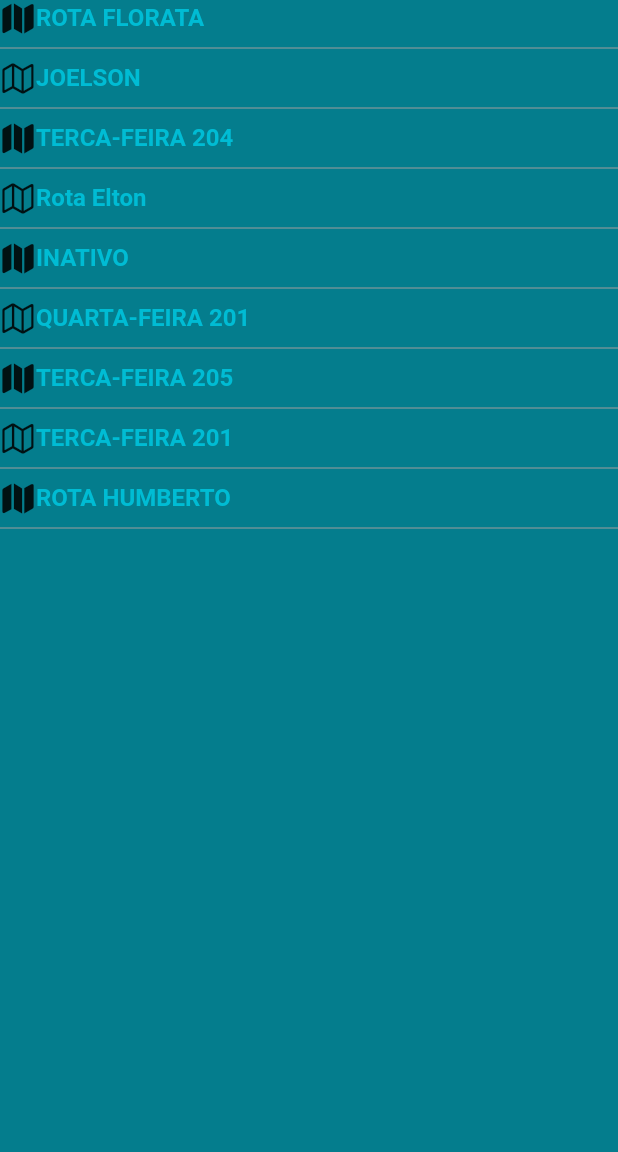
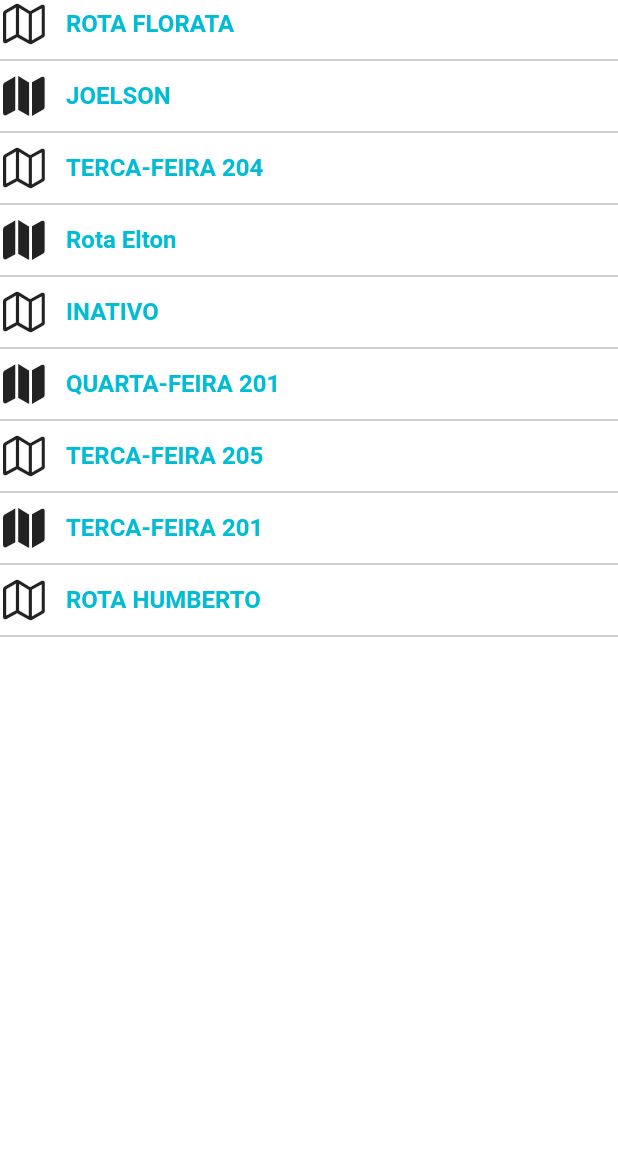
Before and after one commit to boginni/YK-Vendas-Prototype2, a Flutter app: the screen it shows after launch, swiped to page 5, on a phone screen of 412 x 824 dp, the part 84-1236 px from its top. Run offline on Flutter 3.47's test engine with Material 2 defaults, Android fonts, the phone set to English and light mode, and no system bars; our stand-ins replace cloud_firestore, firebase_auth, firebase_core; accounts and stored records are empty.

Commit message:
Várias telas, continuação do dia anterior

```diff
--- a/lib/screens/base/base_screen.dart
+++ b/lib/screens/base/base_screen.dart
@@ -1,20 +1,21 @@
-
 import 'package:flutter/material.dart';
 import 'package:loja_virtual/models/page_manager.dart';
 import 'package:loja_virtual/screens/configura%C3%A7%C3%B5es/tela_configuracoes.dart';
+import 'package:loja_virtual/screens/consultas/tela_consultas.dart';
+import 'package:loja_virtual/screens/graficos/tela_graficos.dart';
 import 'package:loja_virtual/screens/login/login_screen.dart';
 import 'package:loja_virtual/screens/mensagens/mensagens.dart';
 import 'package:loja_virtual/screens/novo%20cliente/novo_cliente.dart';
+import 'package:loja_virtual/screens/painel%20de%20gerenciamento/painel_de_gerenciamento.dart';
 import 'package:loja_virtual/screens/rotas/tela_rotas.dart';
+import 'package:loja_virtual/screens/roteirizador/tela_roteirizador.dart';
+import 'package:loja_virtual/screens/tela%20principal/tela_principal.dart';
+import 'package:loja_virtual/screens/visita%20agenda/tela_incluir_visita_na_agenda.dart';
 import 'package:provider/provider.dart';
 
 import '../../common/custom_drawer/custom_drawer.dart';
 
-
-
-
-class BaseScreen extends StatelessWidget{
-
+class BaseScreen extends StatelessWidget {
   final PageController pageController = PageController();
 
   @override
@@ -26,17 +27,17 @@ class BaseScreen extends StatelessWidget{
         controller: pageController,
         physics: const NeverScrollableScrollPhysics(),
         children: <Widget>[
-          LoginScreen(),
+          TelaPrincipal(),
           TelaNovoCliente(),
           TelaMensagens(), // mensagens
-          TelaRotas(),//Roteirizador
-          TelaRotas(),//Rotas
-          Scaffold(),//Consultas
-          Scaffold(),//Painel
-          Scaffold(),//Incluir visita
+          TelaRoteirizador(), //Roteirizador
+          TelaRotas(), //Rotas
+          TelaConsultas(), //Consultas
+          TelaPainelGerenciamento(), //Painel
+          TelaGraficos(),
+          TelaIncluirVisitaAgenda(), //Incluir visita
           TelaConfiguracoes(),
-          Scaffold(),//Sair
-
+          LoginScreen(), //Sair
         ],
       ),
     );
--- a/lib/screens/configurações/tela_configuracoes.dart
+++ b/lib/screens/configurações/tela_configuracoes.dart
@@ -1,10 +1,12 @@
 import 'package:flutter/material.dart';
 import 'package:loja_virtual/common/FormField/form_dropdown.dart';
 import 'package:loja_virtual/common/custom_drawer/custom_drawer.dart';
+import 'package:loja_virtual/screens/base/moddel_screen.dart';
 
-class TelaConfiguracoes extends StatelessWidget {
+class TelaConfiguracoes extends ModdelScreen {
+
   @override
-  Widget build(BuildContext context) {
+  Widget getCustomScreen(BuildContext context) {
     return Scaffold(
       appBar: AppBar(
         title: Text('Configurações'),
--- a/lib/screens/login/login_screen.dart
+++ b/lib/screens/login/login_screen.dart
@@ -3,18 +3,25 @@ import 'package:loja_virtual/common/custom_drawer/custom_drawer.dart';
 import 'package:loja_virtual/helpers/validators.dart';
 import 'package:loja_virtual/models/user_app.dart';
 import 'package:loja_virtual/models/user_manager.dart';
+import 'package:loja_virtual/screens/base/moddel_screen.dart';
 import 'package:provider/provider.dart';
 import 'package:provider/src/provider.dart';
 
-class LoginScreen extends StatelessWidget {
+class LoginScreen extends ModdelScreen {
+
   final TextEditingController emailController = TextEditingController();
   final TextEditingController passController = TextEditingController();
 
   final GlobalKey<FormState> formKey = GlobalKey<FormState>();
   final GlobalKey<ScaffoldMessengerState> scaffoldMessengerKey =
       GlobalKey<ScaffoldMessengerState>();
+
+
+
+
   @override
-  Widget build(BuildContext context) {
+  Widget getCustomScreen(BuildContext context) {
+    // TODO: implement getCustomScreen
     return ScaffoldMessenger(
       key: scaffoldMessengerKey,
       child: Scaffold(
--- a/lib/screens/rotas/tela_rotas.dart
+++ b/lib/screens/rotas/tela_rotas.dart
@@ -14,6 +14,7 @@ class TelaRotas extends StatelessWidget {
         ),
         drawer: CustomDrawer(),
         body: Container(
+          color: Colors.white,
           child: ListView(
             children: const <Widget>[
               RotaTile(
@@ -57,7 +58,7 @@ class RotaTile extends StatelessWidget {
 
   static Widget getMapIcon() {
     return Icon(
-        ++curMap % 2 != 0 ? CupertinoIcons.map : CupertinoIcons.map_fill);
+        ++curMap % 2 != 0 ? CupertinoIcons.map : CupertinoIcons.map_fill,size: 32,);
   }
 
   @override
@@ -68,12 +69,15 @@ class RotaTile extends StatelessWidget {
         Row(
           children: [
             getMapIcon(),
-            Text(
-              nome,
-              style: TextStyle(
-                  fontSize: 16,
-                  fontWeight: FontWeight.bold,
-                  color: Colors.cyan),
+            SizedBox(width: 12,),
+            Flexible(
+              child: Text(
+                nome,
+                style: TextStyle(
+                    fontSize: 16,
+                    fontWeight: FontWeight.bold,
+                    color: Colors.cyan),
+              ),
             ),
           ],
         ),
--- /dev/null
+++ b/lib/screens/roteirizador/tela_roteirizador.dart
@@ -0,0 +1,18 @@
+import 'package:flutter/material.dart';
+import 'package:loja_virtual/common/custom_drawer/custom_drawer.dart';
+import 'package:loja_virtual/screens/base/moddel_screen.dart';
+
+class TelaRoteirizador extends ModdelScreen{
+  @override
+  Widget getCustomScreen(BuildContext context) {
+    return Scaffold(
+      appBar: AppBar(title: Text('Roteirizador'),),
+      backgroundColor: Colors.white,
+      drawer: CustomDrawer(),
+      body: Center(
+        child: Text('Tela de Roteirização'),
+      ),
+    );
+  }
+
+}
```
Also changed, not shown: lib/common/custom_drawer/custom_drawer.dart (+10 -7 lines), lib/main.dart (+13 -1 lines), lib/models/page_manager.dart (+28 -2 lines), lib/screens/base/moddel_screen.dart (added, +23 -0 lines), lib/screens/consultas/tela_consultas.dart (added, +26 -0 lines), lib/screens/graficos/tela_graficos.dart (added, +71 -0 lines), lib/screens/painel de gerenciamento/painel_de_gerenciamento.dart (added, +18 -0 lines), lib/screens/tela principal/tela_principal.dart (added, +18 -0 lines), lib/screens/visita agenda/tela_incluir_visita_na_agenda.dart (added, +35 -0 lines). Lines whose indentation alone changed are shown as unchanged.
